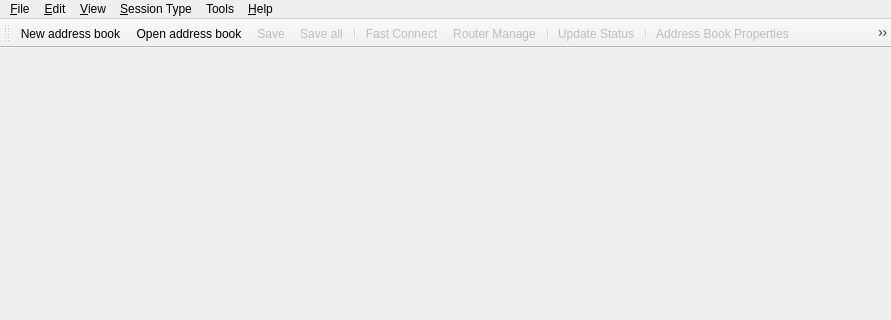
Old version of the form source/console/main_window.ui in the repository dchapyshev/aspia; both pictures show x 0 to 891 and y 0 to 320 of the 891 by 613 pixel window.
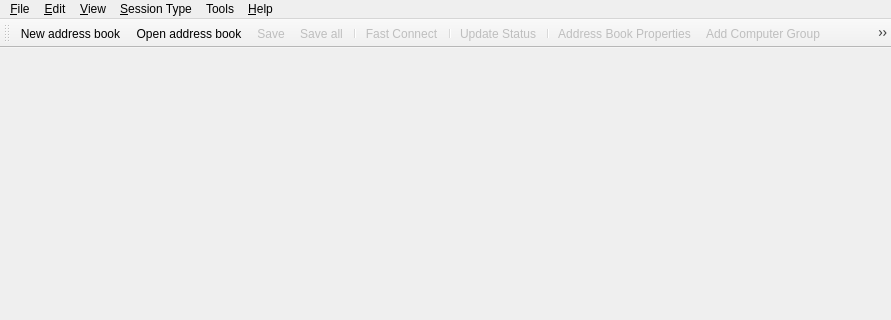
New version of the form. Icons and pictures are not drawn. Custom widgets are drawn as their Qt base class.

What changed in the file:
```diff
--- a/source/console/main_window.ui
+++ b/source/console/main_window.ui
@@ -197,7 +197,6 @@
    <addaction name="action_save_all"/>
    <addaction name="separator"/>
    <addaction name="action_fast_connect"/>
-   <addaction name="action_router_manage"/>
    <addaction name="separator"/>
    <addaction name="action_update_status"/>
    <addaction name="separator"/>
@@ -566,18 +565,6 @@
     <string>Copy Computer</string>
    </property>
   </action>
-  <action name="action_router_manage">
-   <property name="enabled">
-    <bool>false</bool>
-   </property>
-   <property name="icon">
-    <iconset resource="../common/resources/common.qrc">
-     <normaloff>:/img/stack.svg</normaloff>:/img/stack.svg</iconset>
-   </property>
-   <property name="text">
-    <string>Router Manage</string>
-   </property>
-  </action>
   <action name="action_show_icons_in_menus">
    <property name="checkable">
     <bool>true</bool>
```
Left out of the diff: 3 changed lines with no effect on the pictures.
